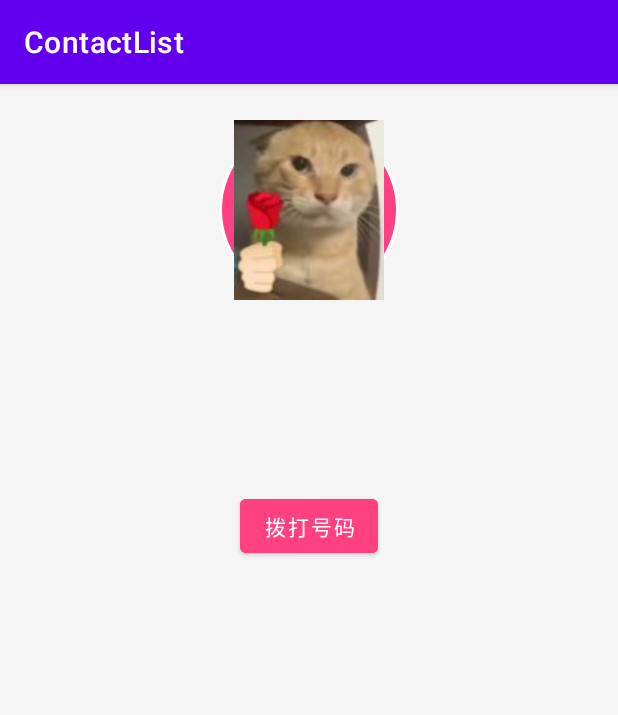
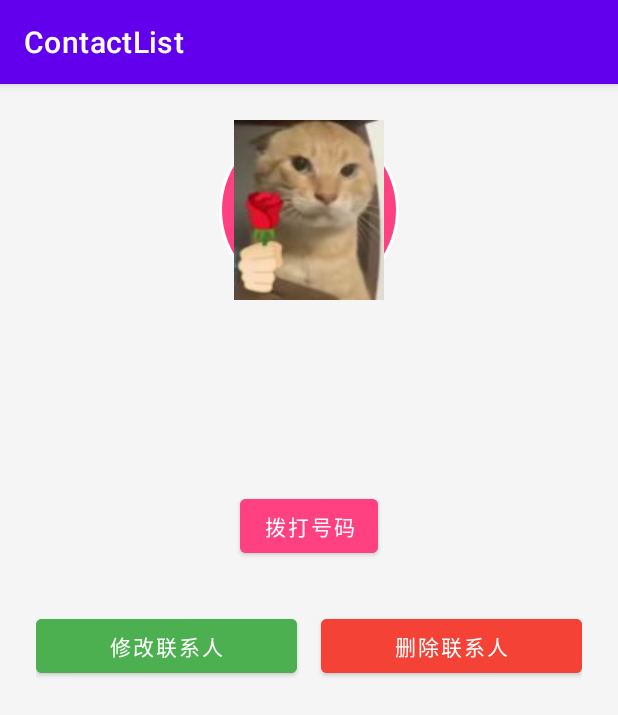
Before and after one commit to styx912/ContactList, an Android app: the DetailActivity screen opened directly, with no data from a screen before it, on a phone screen of 412 x 824 dp. Shown: the top 715 px of the screen. Run offline under Robolectric (Android 15) with nearby library versions, the phone set to English and light mode, and no system bars.

Commit message:
修改单独联系人界面（添加修改和删除按钮）

```diff
--- a/app/src/main/res/layout/activity_detail.xml
+++ b/app/src/main/res/layout/activity_detail.xml
@@ -47,6 +47,36 @@
             android:layout_height="wrap_content"
             android:text="拨打号码"
             android:backgroundTint="#FF4081"
-            android:textColor="#FFFFFF"/>
+            android:textColor="#FFFFFF"
+            android:layout_marginBottom="16dp"/>
+
+        <!-- 新增的修改/删除按钮区域 -->
+        <LinearLayout
+            android:layout_width="match_parent"
+            android:layout_height="wrap_content"
+            android:orientation="horizontal"
+            android:gravity="center"
+            android:layout_marginTop="16dp">
+
+            <Button
+                android:id="@+id/editButton"
+                android:layout_width="0dp"
+                android:layout_height="wrap_content"
+                android:layout_weight="1"
+                android:layout_marginEnd="8dp"
+                android:text="修改联系人"
+                android:backgroundTint="#4CAF50"
+                android:textColor="#FFFFFF"/>
+
+            <Button
+                android:id="@+id/deleteButton"
+                android:layout_width="0dp"
+                android:layout_height="wrap_content"
+                android:layout_weight="1"
+                android:layout_marginStart="8dp"
+                android:text="删除联系人"
+                android:backgroundTint="#F44336"
+                android:textColor="#FFFFFF"/>
+        </LinearLayout>
     </LinearLayout>
 </ScrollView>
```
